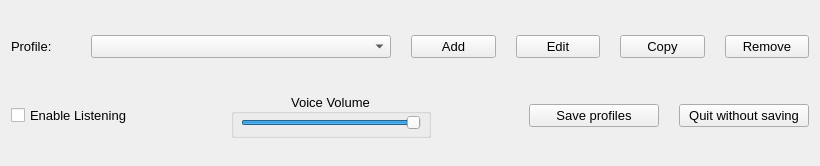
The window that mainwnd.ui (stele95/LinVAM) describes before a commit, drawn with Qt 5.
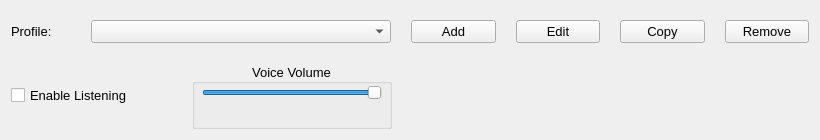
The same window after the commit.

Commit message:
Profiles saving in runtime (#4)
* remove save and quit buttons, add saving to DB during runtime

* change button text to Save

* change button texts to Save instead of OK

* add profile name to delete dialog question

* add profile name to delete dialog title

* remove commented code

* add remembering last loaded profile and load it on start

The edit to the form file:
```diff
--- a/mainwnd.ui
+++ b/mainwnd.ui
@@ -7,9 +7,15 @@
     <x>0</x>
     <y>0</y>
     <width>820</width>
-    <height>166</height>
+    <height>140</height>
    </rect>
   </property>
+  <property name="sizePolicy">
+   <sizepolicy hsizetype="Preferred" vsizetype="Minimum">
+    <horstretch>0</horstretch>
+    <verstretch>0</verstretch>
+   </sizepolicy>
+  </property>
   <property name="font">
    <font>
     <pointsize>10</pointsize>
@@ -42,10 +48,13 @@
        <property name="orientation">
         <enum>Qt::Horizontal</enum>
        </property>
+       <property name="sizeType">
+        <enum>QSizePolicy::Minimum</enum>
+       </property>
        <property name="sizeHint" stdset="0">
         <size>
          <width>40</width>
-         <height>20</height>
+         <height>5</height>
         </size>
        </property>
       </spacer>
@@ -55,7 +64,7 @@
        <property name="minimumSize">
         <size>
          <width>200</width>
-         <height>45</height>
+         <height>0</height>
         </size>
        </property>
        <property name="title">
@@ -73,6 +82,12 @@
           <height>20</height>
          </rect>
         </property>
+        <property name="sizePolicy">
+         <sizepolicy hsizetype="Fixed" vsizetype="Fixed">
+          <horstretch>0</horstretch>
+          <verstretch>0</verstretch>
+         </sizepolicy>
+        </property>
         <property name="toolTip">
          <string>Change voice volume</string>
         </property>
@@ -93,40 +108,17 @@
        <property name="orientation">
         <enum>Qt::Horizontal</enum>
        </property>
+       <property name="sizeType">
+        <enum>QSizePolicy::Expanding</enum>
+       </property>
        <property name="sizeHint" stdset="0">
         <size>
          <width>20</width>
-         <height>20</height>
+         <height>5</height>
         </size>
        </property>
       </spacer>
      </item>
-     <item>
-      <widget class="QPushButton" name="save">
-       <property name="minimumSize">
-        <size>
-         <width>130</width>
-         <height>0</height>
-        </size>
-       </property>
-       <property name="text">
-        <string>Save profiles</string>
-       </property>
-      </widget>
-     </item>
-     <item>
-      <widget class="QPushButton" name="quit">
-       <property name="minimumSize">
-        <size>
-         <width>130</width>
-         <height>0</height>
-        </size>
-       </property>
-       <property name="text">
-        <string>Quit without saving</string>
-       </property>
-      </widget>
-     </item>
     </layout>
    </item>
    <item row="1" column="0">
```
Left out of the diff: 3 changed lines with no effect on the pictures. The commit also changes 16 other files.
